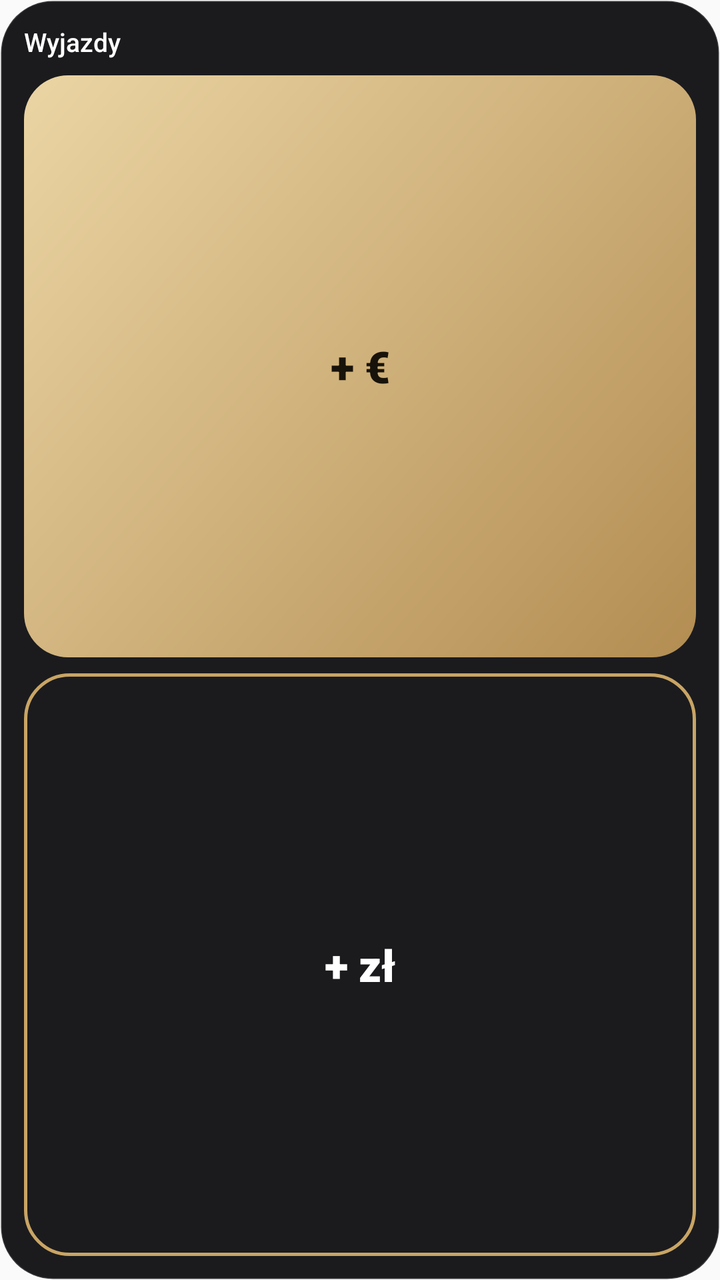
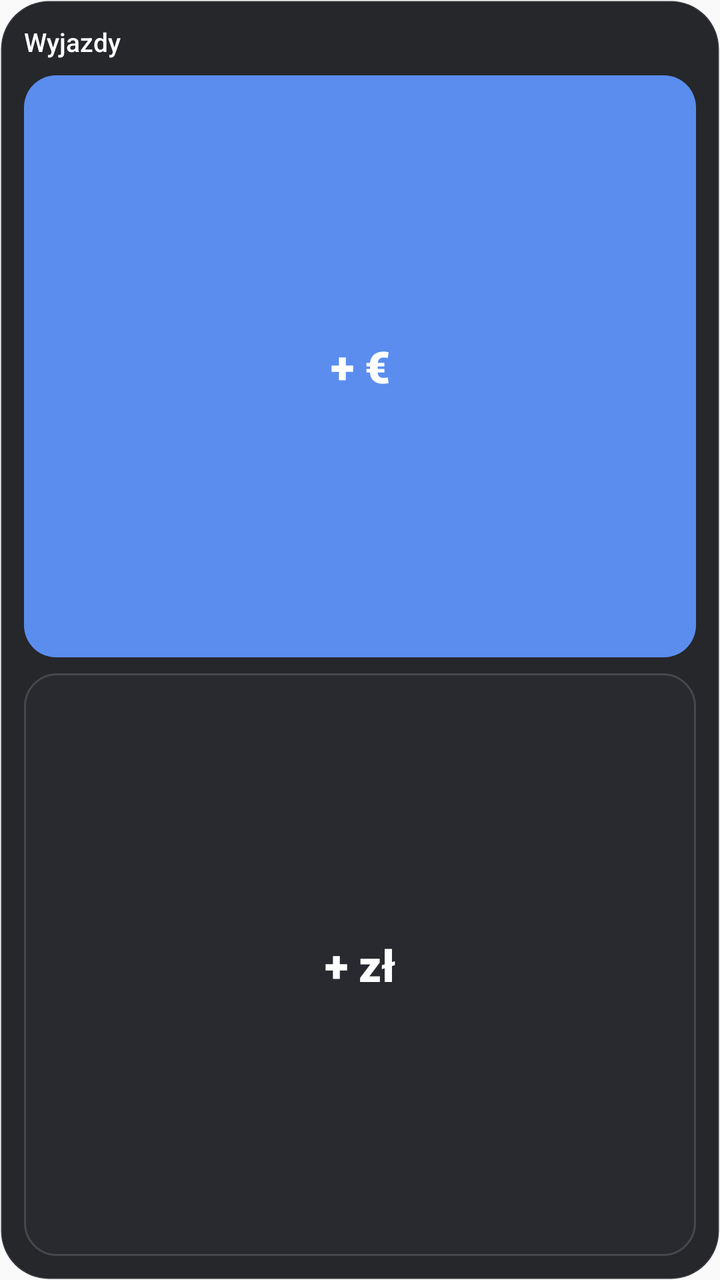

Before-and-after screenshots of an Android layout around one commit, followed by the original layout XML and the change that was made.
<!-- AndroidManifest.xml: application theme AppTheme -->
<!-- res/layout/widget_quick.xml -->
<?xml version="1.0" encoding="utf-8"?>
<LinearLayout xmlns:android="http://schemas.android.com/apk/res/android"
    android:id="@+id/quick_root"
    android:layout_width="match_parent"
    android:layout_height="match_parent"
    android:orientation="vertical"
    android:padding="12dp"
    android:background="@drawable/wbg_dark">

    <TextView
        android:id="@+id/quick_title"
        android:layout_width="match_parent"
        android:layout_height="wrap_content"
        android:text="Wyjazdy"
        android:textColor="#FFFFFF"
        android:textSize="13sp"
        android:fontFamily="sans-serif-medium"
        android:maxLines="1"
        android:ellipsize="end" />

    <TextView
        android:id="@+id/quick_foreign"
        android:layout_width="match_parent"
        android:layout_height="0dp"
        android:layout_weight="1"
        android:layout_marginTop="8dp"
        android:gravity="center"
        android:text="+ €"
        android:textSize="22sp"
        android:fontFamily="sans-serif-black"
        android:textColor="#18130A"
        android:background="@drawable/wbtn_gold" />

    <TextView
        android:id="@+id/quick_pln"
        android:layout_width="match_parent"
        android:layout_height="0dp"
        android:layout_weight="1"
        android:layout_marginTop="8dp"
        android:gravity="center"
        android:text="+ zł"
        android:textSize="22sp"
        android:fontFamily="sans-serif-black"
        android:textColor="#FFFFFF"
        android:background="@drawable/wbtn_goldline" />
</LinearLayout>
<!-- resources referenced by this layout -->
<resources>
  <!-- drawable wbg_dark (drawable) -->
  <?xml version="1.0" encoding="utf-8"?>
  <shape xmlns:android="http://schemas.android.com/apk/res/android" android:shape="rectangle">
      <solid android:color="#F5121215"/>
      <stroke android:width="1dp" android:color="#22FFFFFF"/>
      <corners android:radius="26dp"/>
  </shape>
  <!-- drawable wbtn_gold (drawable) -->
  <?xml version="1.0" encoding="utf-8"?>
  <shape xmlns:android="http://schemas.android.com/apk/res/android" android:shape="rectangle">
      <gradient android:startColor="#EBD5A4" android:endColor="#B38D52" android:angle="315"/>
      <corners android:radius="22dp"/>
  </shape>
  <!-- drawable wbtn_goldline (drawable) -->
  <?xml version="1.0" encoding="utf-8"?>
  <shape xmlns:android="http://schemas.android.com/apk/res/android" android:shape="rectangle">
      <solid android:color="#00000000"/>
      <stroke android:width="1.5dp" android:color="#C9A564"/>
      <corners android:radius="22dp"/>
  </shape>
  <style name="AppTheme" parent="Theme.AppCompat.DayNight.NoActionBar">
          <item name="colorPrimary">@color/colorPrimary</item>
          <item name="colorPrimaryDark">@color/colorPrimaryDark</item>
          <item name="colorAccent">@color/colorAccent</item>
      </style>
  <color name="colorPrimary">#2457F5</color>
  <color name="colorPrimaryDark">#1A3FB8</color>
  <color name="colorAccent">#FF8A3D</color>
</resources>

<!-- the commit's change to res/layout/widget_quick.xml (unified diff, before → after) -->
@@ -28,8 +28,8 @@
         android:text="+ €"
         android:textSize="22sp"
         android:fontFamily="sans-serif-black"
-        android:textColor="#18130A"
-        android:background="@drawable/wbtn_gold" />
+        android:textColor="#FFFFFF"
+        android:background="@drawable/wbtn_accent" />
 
     <TextView
         android:id="@+id/quick_pln"
@@ -42,5 +42,5 @@
         android:textSize="22sp"
         android:fontFamily="sans-serif-black"
         android:textColor="#FFFFFF"
-        android:background="@drawable/wbtn_goldline" />
+        android:background="@drawable/wbtn_gray_d" />
 </LinearLayout>
<!-- resource entries referenced after the edit -->
@@ -3,22 +3,20 @@
   <!-- drawable wbg_dark (drawable) -->
   <?xml version="1.0" encoding="utf-8"?>
   <shape xmlns:android="http://schemas.android.com/apk/res/android" android:shape="rectangle">
-      <solid android:color="#F5121215"/>
-      <stroke android:width="1dp" android:color="#22FFFFFF"/>
-      <corners android:radius="26dp"/>
+      <solid android:color="#F51E1F23"/><stroke android:width="1dp" android:color="#1FFFFFFF"/>
+      <corners android:radius="24dp"/>
   </shape>
-  <!-- drawable wbtn_gold (drawable) -->
+  <!-- drawable wbtn_accent (drawable) -->
   <?xml version="1.0" encoding="utf-8"?>
   <shape xmlns:android="http://schemas.android.com/apk/res/android" android:shape="rectangle">
-      <gradient android:startColor="#EBD5A4" android:endColor="#B38D52" android:angle="315"/>
-      <corners android:radius="22dp"/>
+      <solid android:color="#5B8DEF"/>
+      <corners android:radius="16dp"/>
   </shape>
-  <!-- drawable wbtn_goldline (drawable) -->
+  <!-- drawable wbtn_gray_d (drawable) -->
   <?xml version="1.0" encoding="utf-8"?>
   <shape xmlns:android="http://schemas.android.com/apk/res/android" android:shape="rectangle">
-      <solid android:color="#00000000"/>
-      <stroke android:width="1.5dp" android:color="#C9A564"/>
-      <corners android:radius="22dp"/>
+      <solid android:color="#33373B42"/><stroke android:width="1dp" android:color="#26FFFFFF"/>
+      <corners android:radius="16dp"/>
   </shape>
   <style name="AppTheme" parent="Theme.AppCompat.DayNight.NoActionBar">
           <item name="colorPrimary">@color/colorPrimary</item>
